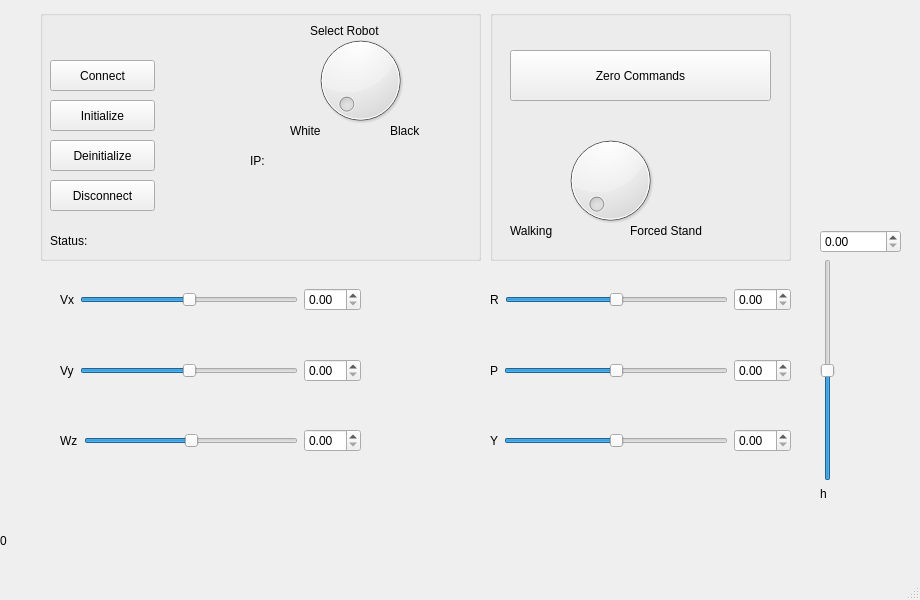
Before: the Qt Designer form qt/configuration_window/mainwindow.ui in Adorno-Lab/sas_robot_driver_unitree_b1, drawn with Qt 5.
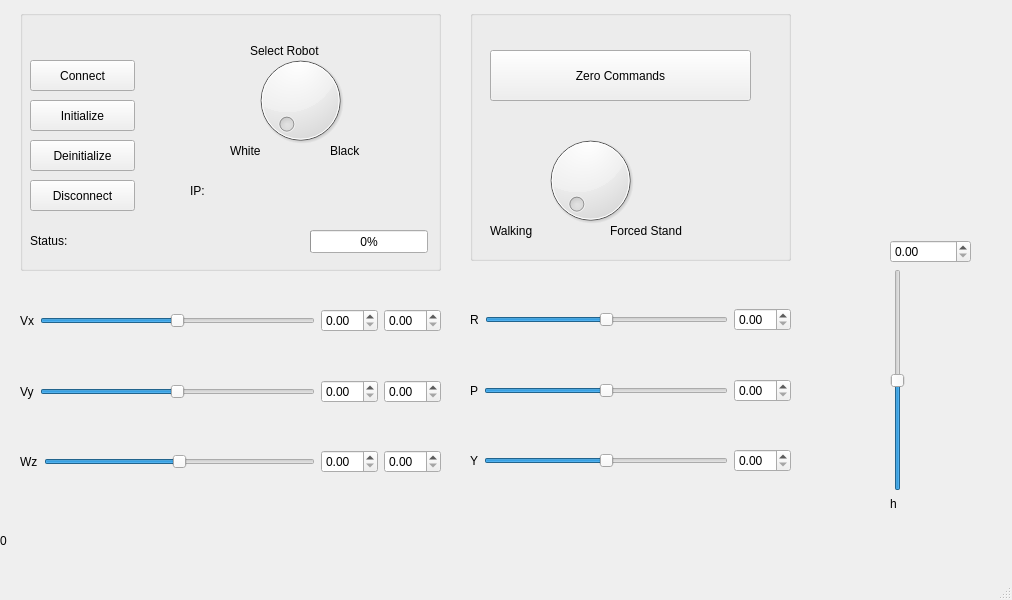
After: the same form once the commit is applied.

Commit message: Added more widgets in the QT app to show the robot velocities

What changed in the file:
```diff
--- a/qt/configuration_window/mainwindow.ui
+++ b/qt/configuration_window/mainwindow.ui
@@ -6,7 +6,7 @@
    <rect>
     <x>0</x>
     <y>0</y>
-    <width>920</width>
+    <width>1012</width>
     <height>600</height>
    </rect>
   </property>
@@ -17,9 +17,9 @@
    <widget class="QWidget" name="horizontalLayoutWidget">
     <property name="geometry">
      <rect>
-      <x>60</x>
-      <y>269</y>
-      <width>301</width>
+      <x>20</x>
+      <y>290</y>
+      <width>421</width>
       <height>61</height>
      </rect>
     </property>
@@ -47,14 +47,17 @@
      <item>
       <widget class="QDoubleSpinBox" name="doubleSpinBox_forward_speed_"/>
      </item>
+     <item>
+      <widget class="QDoubleSpinBox" name="doubleSpinBox_read_vx_"/>
+     </item>
     </layout>
    </widget>
    <widget class="QWidget" name="horizontalLayoutWidget_2">
     <property name="geometry">
      <rect>
-      <x>60</x>
-      <y>340</y>
-      <width>301</width>
+      <x>20</x>
+      <y>361</y>
+      <width>421</width>
       <height>61</height>
      </rect>
     </property>
@@ -82,14 +85,17 @@
      <item>
       <widget class="QDoubleSpinBox" name="doubleSpinBox_side_speed_"/>
      </item>
+     <item>
+      <widget class="QDoubleSpinBox" name="doubleSpinBox_read_vy_"/>
+     </item>
     </layout>
    </widget>
    <widget class="QWidget" name="horizontalLayoutWidget_3">
     <property name="geometry">
      <rect>
-      <x>60</x>
-      <y>410</y>
-      <width>301</width>
+      <x>20</x>
+      <y>431</y>
+      <width>421</width>
       <height>61</height>
      </rect>
     </property>
@@ -117,14 +123,17 @@
      <item>
       <widget class="QDoubleSpinBox" name="doubleSpinBox_yaw_speed_"/>
      </item>
+     <item>
+      <widget class="QDoubleSpinBox" name="doubleSpinBox_read_wz_"/>
+     </item>
     </layout>
    </widget>
    <widget class="QWidget" name="horizontalLayoutWidget_4">
     <property name="geometry">
      <rect>
-      <x>490</x>
-      <y>269</y>
-      <width>301</width>
+      <x>470</x>
+      <y>289</y>
+      <width>321</width>
       <height>61</height>
      </rect>
     </property>
@@ -157,9 +166,9 @@
    <widget class="QWidget" name="horizontalLayoutWidget_5">
     <property name="geometry">
      <rect>
-      <x>490</x>
-      <y>340</y>
-      <width>301</width>
+      <x>470</x>
+      <y>360</y>
+      <width>321</width>
       <height>61</height>
      </rect>
     </property>
@@ -192,9 +201,9 @@
    <widget class="QWidget" name="horizontalLayoutWidget_6">
     <property name="geometry">
      <rect>
-      <x>490</x>
-      <y>410</y>
-      <width>301</width>
+      <x>470</x>
+      <y>430</y>
+      <width>321</width>
       <height>61</height>
      </rect>
     </property>
@@ -240,8 +249,8 @@
    <widget class="QWidget" name="verticalLayoutWidget">
     <property name="geometry">
      <rect>
-      <x>820</x>
-      <y>230</y>
+      <x>890</x>
+      <y>240</y>
       <width>81</width>
       <height>271</height>
      </rect>
@@ -275,9 +284,9 @@
    <widget class="QGroupBox" name="groupBox">
     <property name="geometry">
      <rect>
-      <x>490</x>
+      <x>470</x>
       <y>10</y>
-      <width>301</width>
+      <width>321</width>
       <height>251</height>
      </rect>
     </property>
@@ -340,10 +349,10 @@
    <widget class="QGroupBox" name="groupBox_2">
     <property name="geometry">
      <rect>
-      <x>40</x>
+      <x>20</x>
       <y>10</y>
-      <width>441</width>
-      <height>251</height>
+      <width>421</width>
+      <height>261</height>
      </rect>
     </property>
     <property name="title">
@@ -404,8 +413,8 @@
     <widget class="QDial" name="dial_select_robot_">
      <property name="geometry">
       <rect>
-       <x>270</x>
-       <y>10</y>
+       <x>230</x>
+       <y>30</y>
        <width>101</width>
        <height>121</height>
       </rect>
@@ -420,8 +429,8 @@
     <widget class="QLabel" name="label_10">
      <property name="geometry">
       <rect>
-       <x>250</x>
-       <y>110</y>
+       <x>210</x>
+       <y>130</y>
        <width>51</width>
        <height>22</height>
       </rect>
@@ -433,8 +442,8 @@
     <widget class="QLabel" name="label_12">
      <property name="geometry">
       <rect>
-       <x>350</x>
-       <y>110</y>
+       <x>310</x>
+       <y>130</y>
        <width>51</width>
        <height>22</height>
       </rect>
@@ -446,8 +455,8 @@
     <widget class="QLabel" name="label_11">
      <property name="geometry">
       <rect>
-       <x>270</x>
-       <y>10</y>
+       <x>230</x>
+       <y>30</y>
        <width>111</width>
        <height>22</height>
       </rect>
@@ -459,8 +468,8 @@
     <widget class="QLabel" name="label_ip_">
      <property name="geometry">
       <rect>
-       <x>210</x>
-       <y>140</y>
+       <x>170</x>
+       <y>170</y>
        <width>201</width>
        <height>22</height>
       </rect>
@@ -482,6 +491,19 @@
       <string>Status:</string>
      </property>
     </widget>
+    <widget class="QProgressBar" name="progressBar_battery">
+     <property name="geometry">
+      <rect>
+       <x>290</x>
+       <y>220</y>
+       <width>118</width>
+       <height>23</height>
+      </rect>
+     </property>
+     <property name="value">
+      <number>0</number>
+     </property>
+    </widget>
    </widget>
   </widget>
   <widget class="QMenuBar" name="menubar">
```
Left out of the diff: 4 changed lines with no effect on the pictures. The commit also changes 4 other files.
